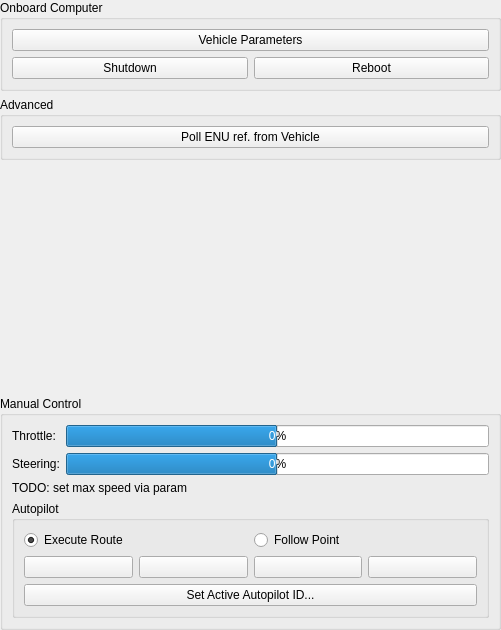
The window that userinterface/driveui.ui (RISE-Dependable-Transport-Systems/WayWise) describes before a commit, drawn with Qt 5.
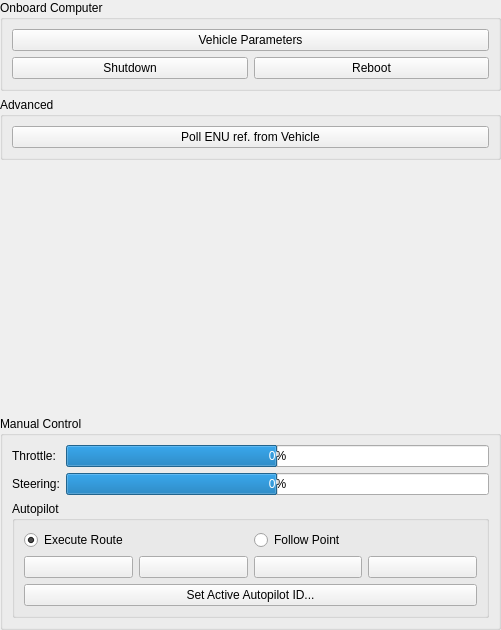
The same window after the commit. Icons and pictures are not drawn.

Commit message: MavsdkVehicleServer: provide mManualControlMaxSpeed parameter to ControlTower UI

```diff
--- a/userinterface/driveui.ui
+++ b/userinterface/driveui.ui
@@ -157,13 +157,6 @@
         </item>
        </layout>
       </item>
-      <item>
-       <widget class="QLabel" name="label_3">
-        <property name="text">
-         <string>TODO: set max speed via param</string>
-        </property>
-       </widget>
-      </item>
       <item>
        <widget class="QGroupBox" name="autopilotGroupBox">
         <property name="title">
```
The commit also changes 2 other files.
